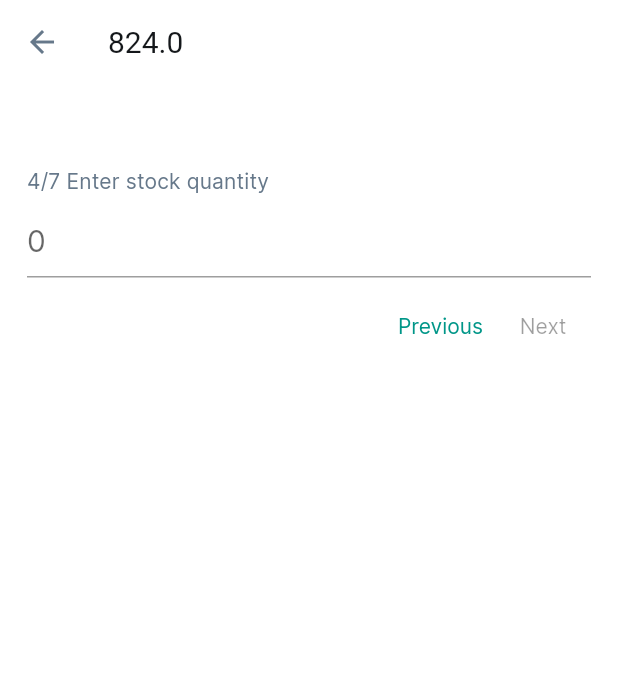
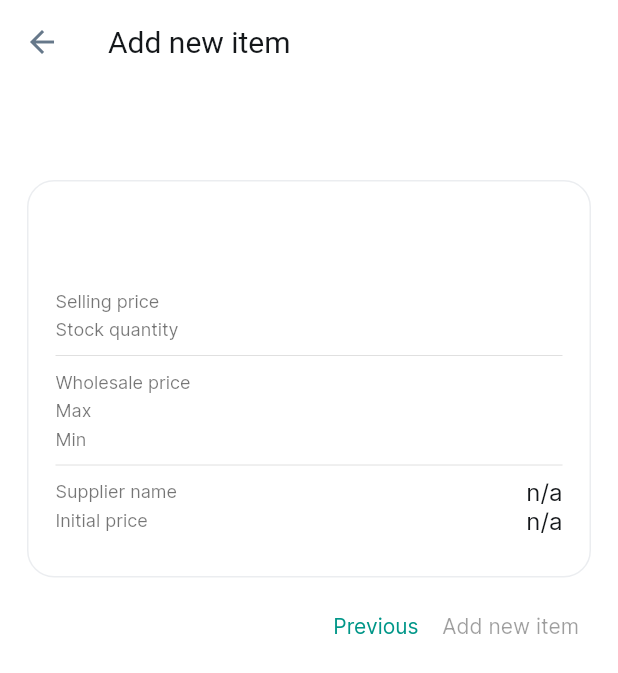
Before and after one commit to mirhasalh/flutter_receipt_app, a Flutter app: the AddItem screen opened by its route, swiped to page 4, on a phone screen of 412 x 824 dp. Shown: the top 673 px of the screen. Run offline on Flutter 3.47's test engine with Material 2 defaults, Android fonts, the phone set to English and light mode, and no system bars; our stand-ins replace flutter_riverpod, flutter_speed_dial, isar; accounts and stored records are empty; generated files the repository leaves out were written again.

Commit message:
Improve add item

```diff
--- a/lib/main.dart
+++ b/lib/main.dart
@@ -1,15 +1,14 @@
 import 'package:flutter/material.dart';
-import 'package:flutter/services.dart';
 import 'package:flutter_receipt_app/src/app.dart';
 import 'package:flutter_riverpod/flutter_riverpod.dart';
 
 void main() {
-  WidgetsFlutterBinding.ensureInitialized();
+  // WidgetsFlutterBinding.ensureInitialized();
 
-  SystemChrome.setPreferredOrientations([
-    DeviceOrientation.portraitUp,
-    DeviceOrientation.portraitDown,
-  ]);
+  // SystemChrome.setPreferredOrientations([
+  //   DeviceOrientation.portraitUp,
+  //   DeviceOrientation.portraitDown,
+  // ]);
 
   runApp(const ProviderScope(child: App()));
 }
--- a/lib/src/page/add_item.dart
+++ b/lib/src/page/add_item.dart
@@ -35,8 +35,7 @@ class AddItem extends HookWidget {
     return Scaffold(
       backgroundColor: Colors.white,
       appBar: AppBar(
-        // title: Text(AppLocalizations.of(context)!.addItem),
-        title: Text('${MediaQuery.of(context).size.height}'),
+        title: Text(AppLocalizations.of(context)!.addItem),
       ),
       body: PageView(
         controller: pageController,
@@ -45,7 +44,12 @@ class AddItem extends HookWidget {
         children: [
           _ContainerForColumn(
             children: [
-              _buildTitle(context, '1/7 Select an item type'),
+              if (itemType.value == ItemType.none)
+                _buildTitle(context, 'Select an item type'),
+              if (itemType.value == ItemType.goods)
+                _buildTitle(context, '1/6 Select an item type'),
+              if (itemType.value == ItemType.services)
+                _buildTitle(context, '1/4 Select an item type'),
               const SizedBox(height: 8.0),
               RadioListTile<ItemType>(
                 value: ItemType.goods,
@@ -82,17 +86,40 @@ class AddItem extends HookWidget {
           ),
           _ContainerForColumn(
             children: [
-              _buildTitle(context, '2/7 Type the name of the item'),
+              if (itemType.value == ItemType.goods)
+                _buildTitle(
+                    context, '2/6 Type the item name and stock quantity'),
+              if (itemType.value == ItemType.services)
+                _buildTitle(context, '2/4 Type the item name'),
               const SizedBox(height: 8.0),
               TextFormField(
                 controller: nameController,
                 style: _getTextFieldStyle(context),
-                decoration: const InputDecoration(
-                  hintText: 'Blue T-Shirt',
+                decoration: InputDecoration(
+                  labelText: 'Item name',
+                  hintText: itemType.value == ItemType.goods
+                      ? 'Blue T-Shirt'
+                      : 'Laundry 3kg',
                 ),
                 keyboardType: TextInputType.name,
                 onTap: () => focus.value = true,
                 onChanged: (text) => name.value = text,
+              ),
+              const SizedBox(height: 8.0),
+              Visibility(
+                visible: itemType.value == ItemType.goods,
+                replacement: const SizedBox.shrink(),
+                child: TextFormField(
+                  controller: stockController,
+                  decoration: const InputDecoration(
+                    labelText: 'Stock quantity',
+                    hintText: '0',
+                  ),
+                  style: _getTextFieldStyle(context),
+                  keyboardType: TextInputType.number,
+                  onTap: () => focus.value = true,
+                  onChanged: (text) => stock.value = text,
+                ),
               ),
               const SizedBox(height: 8.0),
               _buildRowOfButton(
@@ -107,7 +134,21 @@ class AddItem extends HookWidget {
 
                   _prevPage(pageController);
                 },
-                name.value == ''
+                itemType.value == ItemType.services
+                    ? name.value == ''
+                        ? null
+                        : () {
+                            if (focus.value == true) {
+                              FocusScope.of(context).unfocus();
+                              focus.value = false;
+                              return;
+                            }
+
+                            _nextPage(pageController);
+                          }
+                    : name.value == '' ||
+                            stock.value == '0' ||
+                            stock.value == ''
                         ? null
                         : () {
                             if (focus.value == true) {
@@ -124,7 +165,10 @@ class AddItem extends HookWidget {
           ),
           _ContainerForColumn(
             children: [
-              _buildTitle(context, '3/7 Enter a selling price per item'),
+              if (itemType.value == ItemType.goods)
+                _buildTitle(context, '3/6 Enter a selling price per item'),
+              if (itemType.value == ItemType.services)
+                _buildTitle(context, '3/4 Enter a selling price per item'),
               const SizedBox(height: 8.0),
               TextFormField(
                 controller: priceController,
@@ -164,51 +208,10 @@ class AddItem extends HookWidget {
               const SizedBox(height: 8.0),
             ],
           ),
+          if (itemType.value == ItemType.goods)
             _ContainerForColumn(
               children: [
-              _buildTitle(context, '4/7 Enter stock quantity'),
-              const SizedBox(height: 8.0),
-              TextFormField(
-                controller: stockController,
-                decoration: const InputDecoration(
-                  hintText: '0',
-                ),
-                style: _getTextFieldStyle(context),
-                keyboardType: TextInputType.number,
-                onTap: () => focus.value = true,
-                onChanged: (text) => stock.value = text,
-              ),
-              const SizedBox(height: 8.0),
-              _buildRowOfButton(
-                context,
-                true,
-                () {
-                  if (focus.value == true) {
-                    FocusScope.of(context).unfocus();
-                    focus.value = false;
-                    return;
-                  }
-
-                  _prevPage(pageController);
-                },
-                stock.value == '0' || stock.value == ''
-                    ? null
-                    : () {
-                        if (focus.value == true) {
-                          FocusScope.of(context).unfocus();
-                          focus.value = false;
-                          return;
-                        }
-
-                        _nextPage(pageController);
-                      },
-              ),
-              const SizedBox(height: 8.0),
-            ],
-          ),
-          _ContainerForColumn(
-            children: [
-              _buildTitle(context, '5/7 Enter wholesale price details'),
+                _buildTitle(context, '4/6 Enter wholesale price details'),
                 const SizedBox(height: 8.0),
                 TextFormField(
                   controller: wholesalePriceController,
@@ -254,8 +257,8 @@ class AddItem extends HookWidget {
                   ],
                 ),
                 const SizedBox(height: 8.0),
-              _buildCaption(
-                  context, AppLocalizations.of(context)!.wholesalePriceCaption),
+                _buildCaption(context,
+                    AppLocalizations.of(context)!.wholesalePriceCaption),
                 const SizedBox(height: 8.0),
                 _buildRowOfButton(
                   context,
@@ -289,9 +292,11 @@ class AddItem extends HookWidget {
                 const SizedBox(height: 8.0),
               ],
             ),
+          if (itemType.value == ItemType.goods)
             _ContainerForColumn(
               children: [
-              _buildTitle(context, '6/7 Enter supplier name and initial price'),
+                _buildTitle(
+                    context, '5/6 Enter supplier name and initial price'),
                 const SizedBox(height: 8.0),
                 TextFormField(
                   controller: supplierNameController,
@@ -344,7 +349,10 @@ class AddItem extends HookWidget {
             ),
           _ContainerForColumn(
             children: [
-              _buildTitle(context, '7/7 Review new item'),
+              if (itemType.value == ItemType.goods)
+                _buildTitle(context, '6/6 Review new item'),
+              if (itemType.value == ItemType.services)
+                _buildTitle(context, '4/4 Review new item'),
               const SizedBox(height: 8.0),
               _ContainerForReview(
                 title: name.value,
@@ -364,6 +372,7 @@ class AddItem extends HookWidget {
                 min: min.value,
                 supplierName: supplierName.value,
                 initialPrice: initialPrice.value,
+                itemType: itemType.value,
               ),
               const SizedBox(height: 8.0),
               _buildRowOfButtonForAdd(
@@ -461,17 +470,19 @@ class _ContainerForColumn extends StatelessWidget {
 
   @override
   Widget build(BuildContext context) {
-    return Container(
+    return SizedBox(
       height: MediaQuery.of(context).size.height,
       width: MediaQuery.of(context).size.width,
-      padding: const EdgeInsets.symmetric(horizontal: 18.0),
-      child: Padding(
-        padding: const EdgeInsets.only(top: kToolbarHeight),
-        child: Column(
-          mainAxisSize: MainAxisSize.min,
-          crossAxisAlignment: CrossAxisAlignment.start,
+      child: ListView(
+        padding: EdgeInsets.only(
+          top: MediaQuery.of(context).size.height > 360.0
+              ? kToolbarHeight
+              : 18.0,
+          left: 18.0,
+          right: 18.0,
+          bottom: 18.0,
+        ),
         children: children,
-        ),
       ),
     );
   }
@@ -483,6 +494,7 @@ class _ContainerForReview extends StatelessWidget {
     required this.titleTextStyle,
     required this.subtitleTextStyle,
     required this.valueTextStyle,
+    required this.itemType,
     required this.sellingPrice,
     required this.stock,
     required this.wholesalePrice,
@@ -496,6 +508,7 @@ class _ContainerForReview extends StatelessWidget {
   final TextStyle titleTextStyle;
   final TextStyle subtitleTextStyle;
   final TextStyle valueTextStyle;
+  final ItemType itemType;
   final String sellingPrice;
   final String stock;
   final String wholesalePrice;
@@ -554,8 +567,13 @@ class _ContainerForReview extends StatelessWidget {
                 style: subtitleTextStyle,
               ),
               Text(
-                stock,
-                style: valueTextStyle,
+                itemType == ItemType.services ? 'n/a' : stock,
+                style: itemType == ItemType.services
+                    ? Theme.of(context)
+                        .textTheme
+                        .subtitle1!
+                        .copyWith(color: Colors.black26)
+                    : valueTextStyle,
               ),
             ],
           ),
@@ -568,8 +586,13 @@ class _ContainerForReview extends StatelessWidget {
                 style: subtitleTextStyle,
               ),
               Text(
-                wholesalePrice,
-                style: valueTextStyle,
+                itemType == ItemType.services ? 'n/a' : wholesalePrice,
+                style: itemType == ItemType.services
+                    ? Theme.of(context)
+                        .textTheme
+                        .subtitle1!
+                        .copyWith(color: Colors.black26)
+                    : valueTextStyle,
               ),
             ],
           ),
@@ -581,8 +604,13 @@ class _ContainerForReview extends StatelessWidget {
                 style: subtitleTextStyle,
               ),
               Text(
-                max,
-                style: valueTextStyle,
+                itemType == ItemType.services ? 'n/a' : max,
+                style: itemType == ItemType.services
+                    ? Theme.of(context)
+                        .textTheme
+                        .subtitle1!
+                        .copyWith(color: Colors.black26)
+                    : valueTextStyle,
               ),
             ],
           ),
@@ -594,8 +622,13 @@ class _ContainerForReview extends StatelessWidget {
                 style: subtitleTextStyle,
               ),
               Text(
-                min,
-                style: valueTextStyle,
+                itemType == ItemType.services ? 'n/a' : min,
+                style: itemType == ItemType.services
+                    ? Theme.of(context)
+                        .textTheme
+                        .subtitle1!
+                        .copyWith(color: Colors.black26)
+                    : valueTextStyle,
               ),
             ],
           ),
@@ -608,8 +641,17 @@ class _ContainerForReview extends StatelessWidget {
                 style: subtitleTextStyle,
               ),
               Text(
-                supplierName == '' ? 'n/a' : supplierName,
-                style: valueTextStyle,
+                itemType == ItemType.goods
+                    ? supplierName == ''
+                        ? 'n/a'
+                        : supplierName
+                    : 'n/a',
+                style: itemType == ItemType.services
+                    ? Theme.of(context)
+                        .textTheme
+                        .subtitle1!
+                        .copyWith(color: Colors.black26)
+                    : valueTextStyle,
               ),
             ],
           ),
@@ -621,8 +663,17 @@ class _ContainerForReview extends StatelessWidget {
                 style: subtitleTextStyle,
               ),
               Text(
-                initialPrice == '' ? 'n/a' : initialPrice,
-                style: valueTextStyle,
+                itemType == ItemType.goods
+                    ? initialPrice == ''
+                        ? 'n/a'
+                        : initialPrice
+                    : 'n/a',
+                style: itemType == ItemType.services
+                    ? Theme.of(context)
+                        .textTheme
+                        .subtitle1!
+                        .copyWith(color: Colors.black26)
+                    : valueTextStyle,
               ),
             ],
           ),
```
Lines whose indentation alone changed are shown as unchanged.
